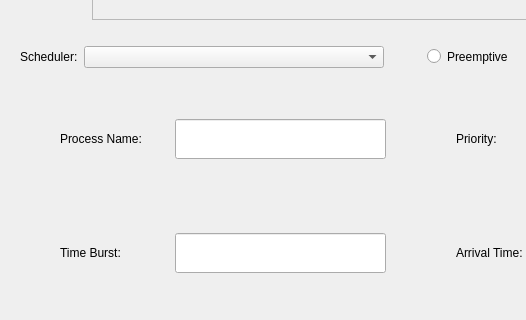
Above: frontend/mainwindow.ui from ASolimanA/OS-Scheduler before the change; both pictures show x 0 to 526 and y 392 to 712 of the 966 by 712 pixel window. Below: the same form after it.
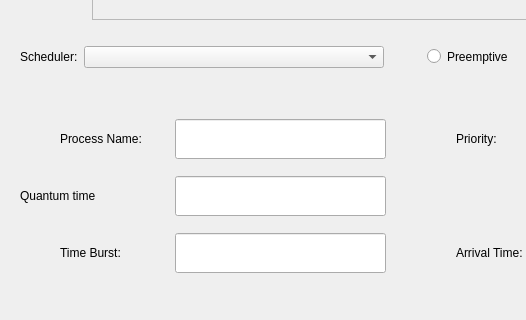
That is the form after the change.

Commit message:
Adds process details input fields
Extends the GUI to include input fields for process
priority, arrival time, and time quantum. Stores
these details, along with the process name and burst
time, in a vector of Process objects. This allows the
application to gather the necessary information for
different scheduling algorithms.

Diff of the .ui file:
```diff
--- a/frontend/mainwindow.ui
+++ b/frontend/mainwindow.ui
@@ -482,6 +482,23 @@
         </property>
        </widget>
       </item>
+      <item row="1" column="0">
+       <widget class="QLabel" name="label_12">
+        <property name="text">
+         <string>Quantum time</string>
+        </property>
+       </widget>
+      </item>
+      <item row="1" column="1">
+       <widget class="QLineEdit" name="lineEdit">
+        <property name="minimumSize">
+         <size>
+          <width>0</width>
+          <height>40</height>
+         </size>
+        </property>
+       </widget>
+      </item>
      </layout>
     </item>
    </layout>
```
The commit also changes 2 other files.
